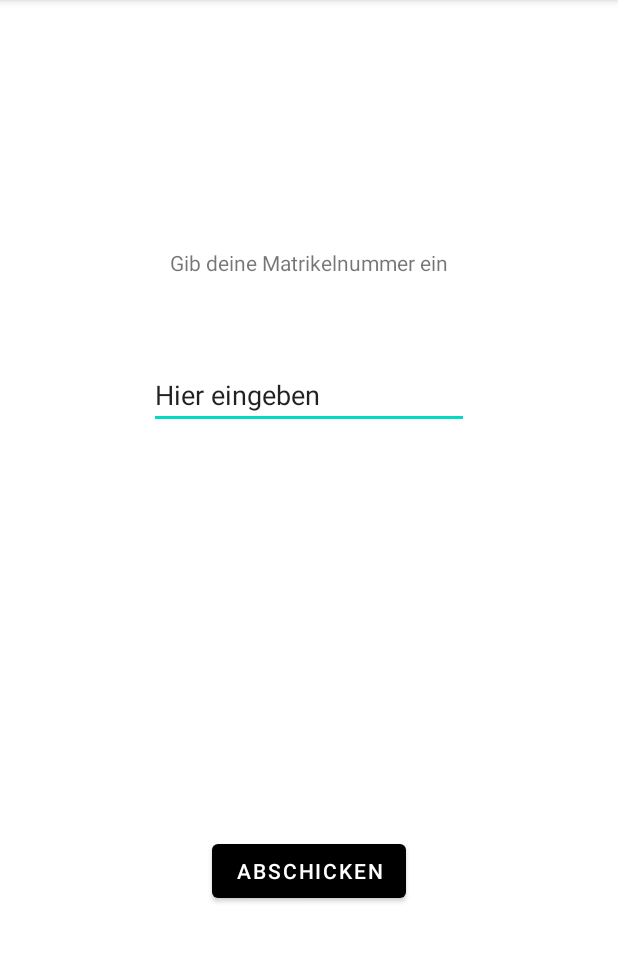
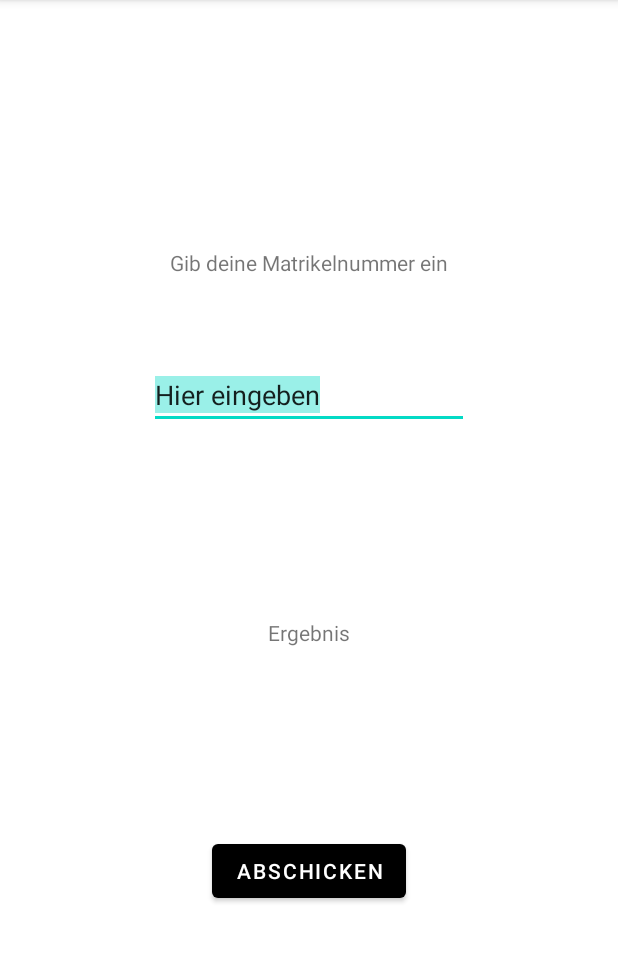
Before and after one commit to AlexanderJahnOMI/SE2Einfuehungsapp, an Android app: the screen it shows after launch (MainActivity), on a phone screen of 412 x 824 dp, the part 84-1046 px from its top. Run offline under Robolectric (Android 15) with nearby library versions, the phone set to English and light mode, and no system bars.

Commit message:
added random functionality to buttons

```diff
--- a/app/src/main/java/com/example/se2_einzelbeispiel/MainActivity.java
+++ b/app/src/main/java/com/example/se2_einzelbeispiel/MainActivity.java
@@ -3,15 +3,55 @@ package com.example.se2_einzelbeispiel;
 import androidx.appcompat.app.AppCompatActivity;
 
 import android.os.Bundle;
+import android.view.View;
+import android.widget.Button;
+import android.widget.EditText;
+import android.widget.TextView;
+
 
 public class MainActivity extends AppCompatActivity {
+
+    private Button abschicken;
+    private EditText matrEingabefeld;
+    private TextView ergebnisAusgeben;
+
+
 
     @Override
     protected void onCreate(Bundle savedInstanceState) {
         super.onCreate(savedInstanceState);
         setContentView(R.layout.activity_main);
+
+        // Die Variablen werden mit der ID ihres jeweiligen Buttons/Textfeldes belegt.
+        abschicken = (Button) findViewById(R.id.sendServerButton);
+        matrEingabefeld = (EditText) findViewById(R.id.matrEingabefeld);
+        ergebnisAusgeben = (TextView) findViewById(R.id.ergebnisAusgeben);
+
+        //Dem OnClickListener muss gesagt werden, dass er auf den Button achten soll
+        abschicken.setOnClickListener(this::onClick);
+
+
+
     }
 
-    int gittestvariable =3;
+
+    // onClick: Wird aufgerufen, wenn auf einen Button geklickt wird.
+    public void onClick(View view) {
+        if (view == abschicken) {
+
+            // Der Text muss in einen Integer geändert werden.
+            Integer matrikelNummer;
+            matrikelNummer = Integer.valueOf(matrEingabefeld.getText().toString());
+
+            matrikelNummer = matrikelNummer+5;
+
+            // Ergebnis der Berechnung wird ausgegeben.
+            ergebnisAusgeben.setText(matrikelNummer.toString());
+
+        }
+
+    }
+
+
 
 }
--- a/app/src/main/res/layout/activity_main.xml
+++ b/app/src/main/res/layout/activity_main.xml
@@ -31,11 +31,12 @@
         app:layout_constraintVertical_bias="0.773" />
 
     <EditText
-        android:id="@+id/matrEditText"
+        android:id="@+id/matrEingabefeld"
         android:layout_width="wrap_content"
         android:layout_height="wrap_content"
         android:ems="10"
         android:inputType="textPersonName"
+        android:selectAllOnFocus="true"
         android:text="Hier eingeben"
         app:layout_constraintBottom_toBottomOf="parent"
         app:layout_constraintEnd_toEndOf="parent"
@@ -43,4 +44,14 @@
         app:layout_constraintTop_toTopOf="parent"
         app:layout_constraintVertical_bias="0.333" />
 
+    <TextView
+        android:id="@+id/ergebnisAusgeben"
+        android:layout_width="wrap_content"
+        android:layout_height="wrap_content"
+        android:text="Ergebnis"
+        app:layout_constraintBottom_toTopOf="@+id/sendServerButton"
+        app:layout_constraintEnd_toEndOf="parent"
+        app:layout_constraintStart_toStartOf="parent"
+        app:layout_constraintTop_toBottomOf="@+id/matrEingabefeld" />
+
 </androidx.constraintlayout.widget.ConstraintLayout>
```
